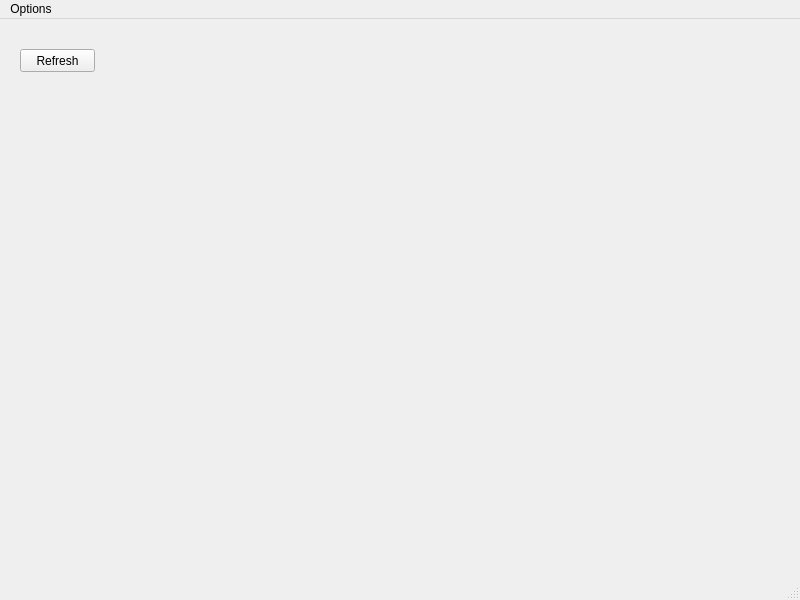
First picture: the form in src/gui/mainwindow.ui, repository Destroyerrrocket/doomseeker-unofficial, before the edit.
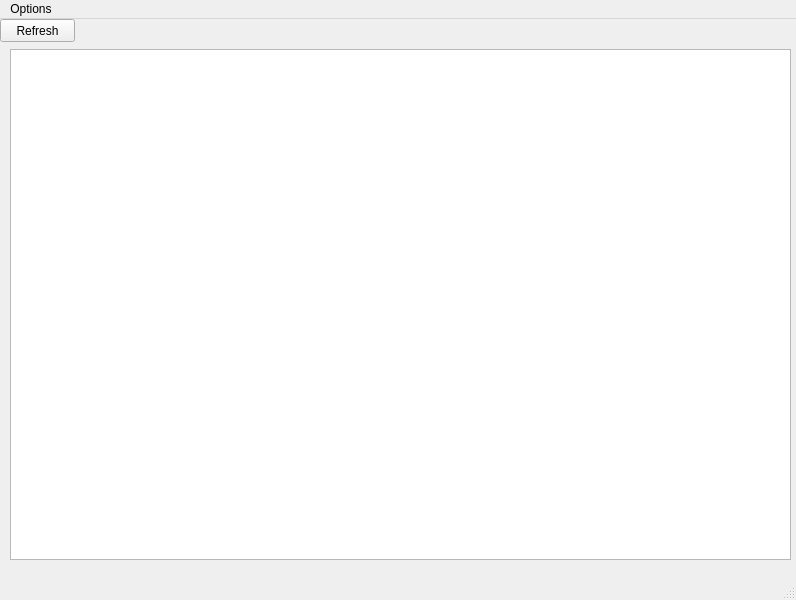
Second picture: the form after the edit.

Commit message: - Replaced QModelIndex with QStandardItem* in ConfigureDlg and EngineConfiguration classes after I realized the former will not work. - Done working with the Configuration dialog box for now and begun work on servers list.

Patch:
```diff
--- a/src/gui/mainwindow.ui
+++ b/src/gui/mainwindow.ui
@@ -6,7 +6,7 @@
    <rect>
     <x>0</x>
     <y>0</y>
-    <width>800</width>
+    <width>796</width>
     <height>600</height>
    </rect>
   </property>
@@ -20,8 +20,8 @@
    <widget class="QPushButton" name="btnRefresh">
     <property name="geometry">
      <rect>
-      <x>20</x>
-      <y>30</y>
+      <x>0</x>
+      <y>0</y>
       <width>75</width>
       <height>23</height>
      </rect>
@@ -30,13 +30,23 @@
      <string>Refresh</string>
     </property>
    </widget>
+   <widget class="QTableView" name="tableServers">
+    <property name="geometry">
+     <rect>
+      <x>10</x>
+      <y>30</y>
+      <width>781</width>
+      <height>511</height>
+     </rect>
+    </property>
+   </widget>
   </widget>
   <widget class="QMenuBar" name="menubar">
    <property name="geometry">
     <rect>
      <x>0</x>
      <y>0</y>
-     <width>800</width>
+     <width>796</width>
      <height>22</height>
     </rect>
    </property>
```
The commit also changes 5 other files.
